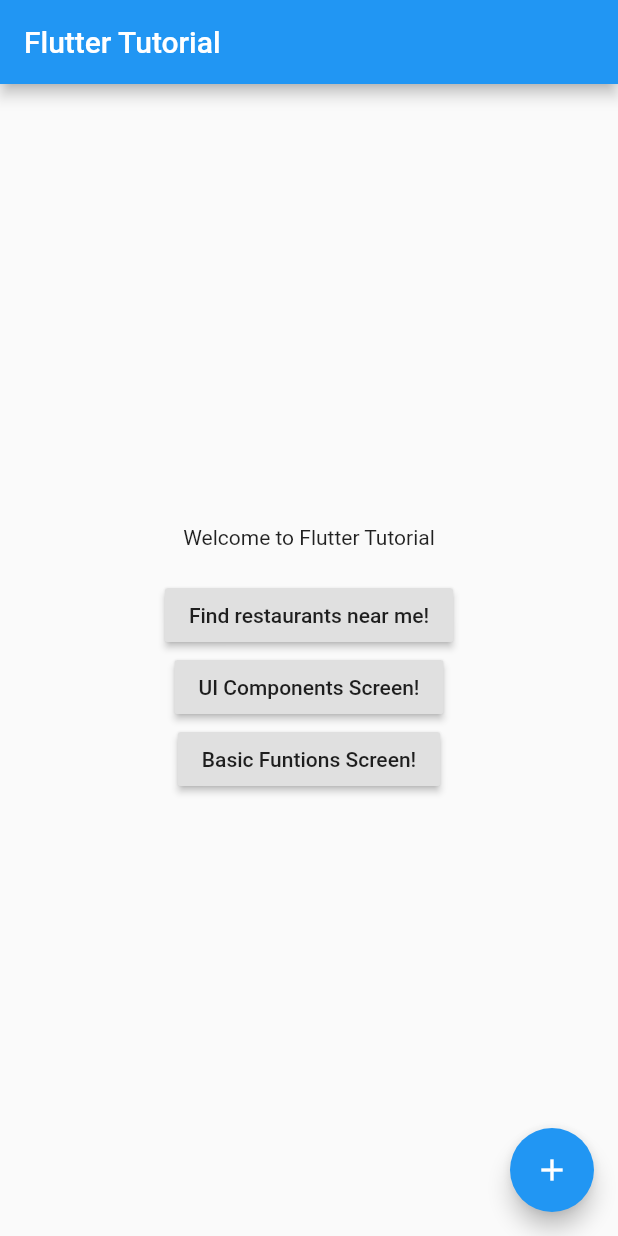
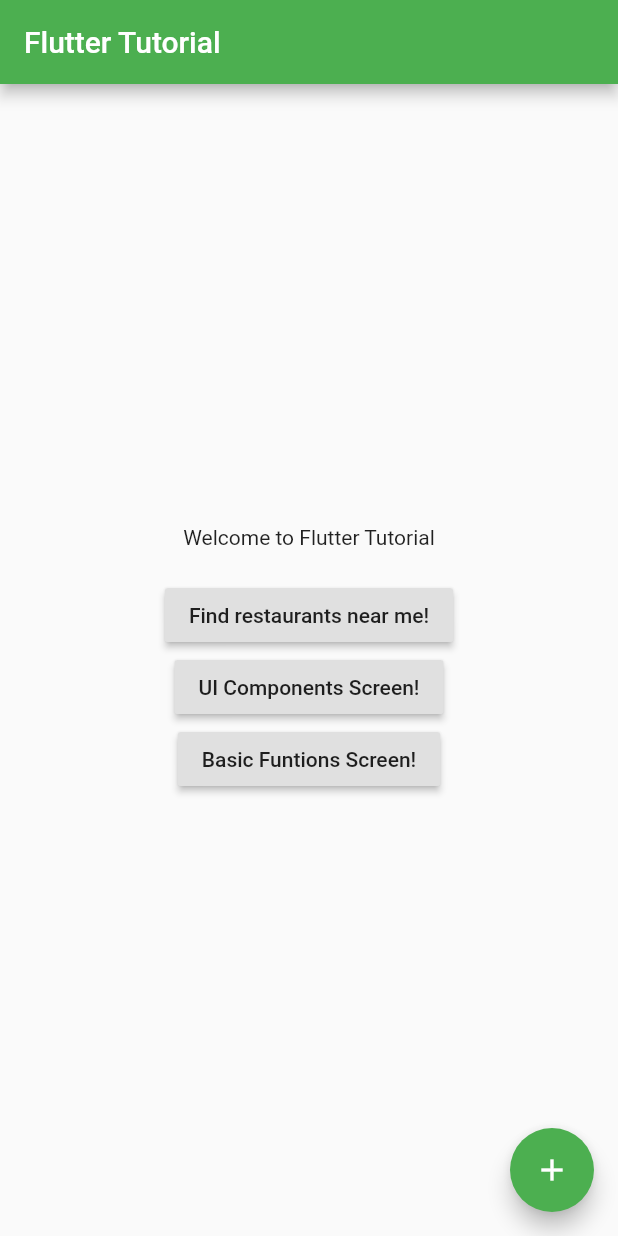
Before and after one commit to rajeev111290/FlutterTutorial, a Flutter app: the screen it shows after launch, on a phone screen of 412 x 824 dp. Run offline on Flutter 3.47's test engine with Material 2 defaults, Android fonts, the phone set to English and light mode, and no system bars; our stand-ins replace sqflite; accounts and stored records are empty.

Commit message:
material theme

```diff
--- a/flutter_intro/lib/main.dart
+++ b/flutter_intro/lib/main.dart
@@ -15,8 +15,9 @@ class MyApp extends StatelessWidget {
   Widget build(BuildContext context) {
     return new MaterialApp(
       title: 'Flutter Demo',
-      theme: new ThemeData(
-        primarySwatch: Colors.blue,
+      theme: ThemeData(
+        brightness: Brightness.light,
+        primarySwatch: Colors.green
       ),
 //      home: new MyHomePage(title: 'Flutter Tutorial'),
       initialRoute: '/',
```
